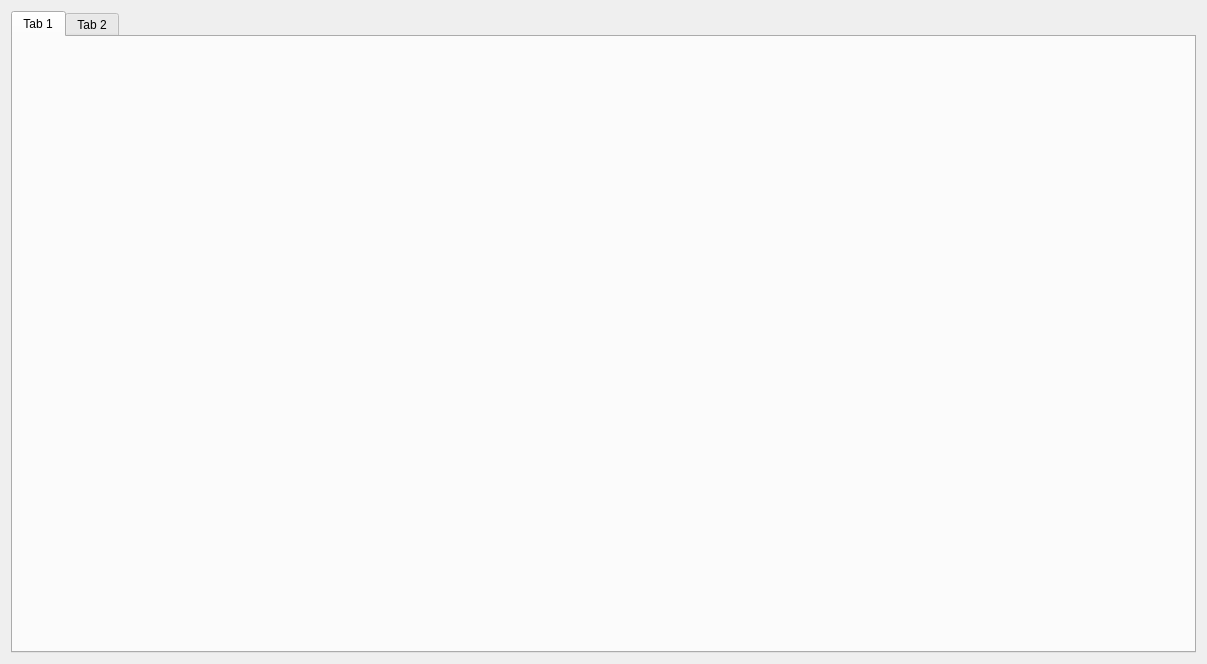
This is desktop/UI/untitled.ui in BahaaMo245205/clothing_API as Qt 5 draws it before an edit. The edited form follows.
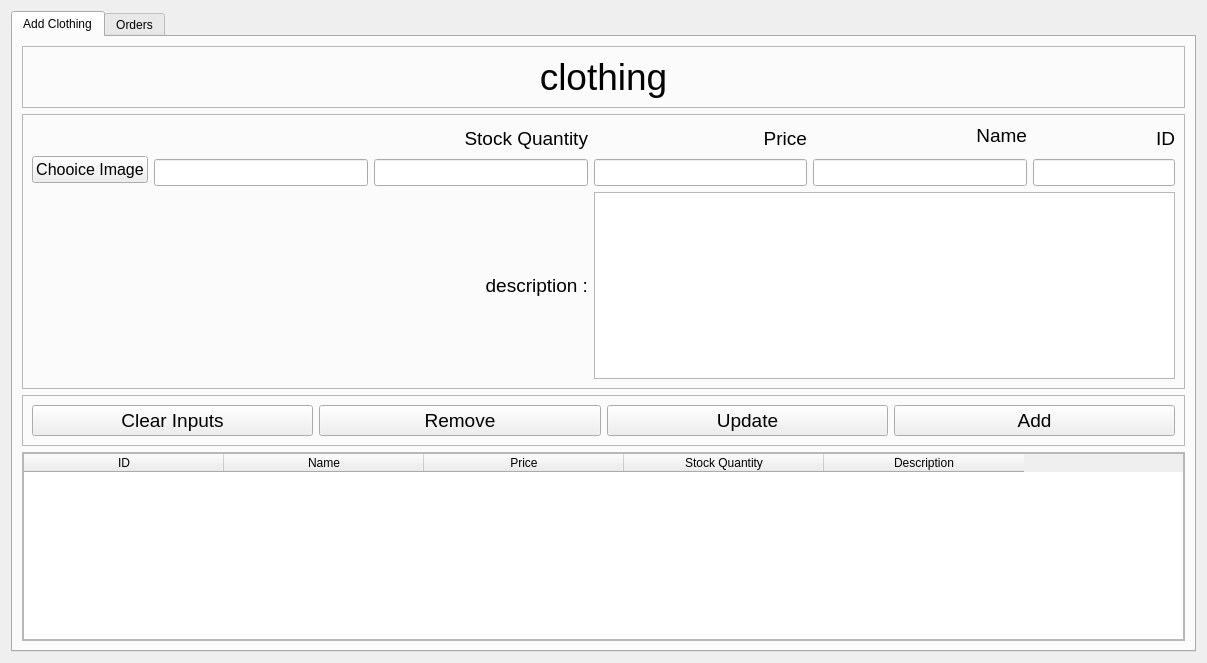
This is the edited form. The open tabs and pages were chosen to show the change. Icons and pictures are not drawn.

What changed in the file:
```diff
--- a/desktop/UI/untitled.ui
+++ b/desktop/UI/untitled.ui
@@ -7,7 +7,7 @@
     <x>0</x>
     <y>0</y>
     <width>1207</width>
-    <height>664</height>
+    <height>663</height>
    </rect>
   </property>
   <property name="windowTitle">
@@ -2218,12 +2218,319 @@
      </property>
      <widget class="QWidget" name="tab">
       <attribute name="title">
-       <string>Tab 1</string>
+       <string>Add Clothing</string>
       </attribute>
+      <layout class="QVBoxLayout" name="verticalLayout_2">
+       <item>
+        <widget class="QFrame" name="frame">
+         <property name="frameShape">
+          <enum>QFrame::StyledPanel</enum>
+         </property>
+         <property name="frameShadow">
+          <enum>QFrame::Raised</enum>
+         </property>
+         <layout class="QVBoxLayout" name="verticalLayout_3">
+          <item>
+           <widget class="QLabel" name="label">
+            <property name="font">
+             <font>
+              <pointsize>28</pointsize>
+             </font>
+            </property>
+            <property name="text">
+             <string>clothing</string>
+            </property>
+            <property name="alignment">
+             <set>Qt::AlignCenter</set>
+            </property>
+           </widget>
+          </item>
+         </layout>
+        </widget>
+       </item>
+       <item>
+        <widget class="QFrame" name="frame_2">
+         <property name="frameShape">
+          <enum>QFrame::StyledPanel</enum>
+         </property>
+         <property name="frameShadow">
+          <enum>QFrame::Raised</enum>
+         </property>
+         <layout class="QGridLayout" name="gridLayout">
+          <item row="2" column="4">
+           <widget class="QLineEdit" name="lineEdit_2">
+            <property name="font">
+             <font>
+              <pointsize>12</pointsize>
+             </font>
+            </property>
+           </widget>
+          </item>
+          <item row="0" column="4">
+           <widget class="QLabel" name="label_3">
+            <property name="font">
+             <font>
+              <pointsize>14</pointsize>
+             </font>
+            </property>
+            <property name="text">
+             <string>Name</string>
+            </property>
+            <property name="alignment">
+             <set>Qt::AlignRight|Qt::AlignTrailing|Qt::AlignVCenter</set>
+            </property>
+           </widget>
+          </item>
+          <item row="2" column="3">
+           <widget class="QLineEdit" name="lineEdit_3">
+            <property name="font">
+             <font>
+              <pointsize>12</pointsize>
+             </font>
+            </property>
+           </widget>
+          </item>
+          <item row="0" column="2" rowspan="2">
+           <widget class="QLabel" name="label_5">
+            <property name="font">
+             <font>
+              <pointsize>14</pointsize>
+             </font>
+            </property>
+            <property name="text">
+             <string>Stock Quantity</string>
+            </property>
+            <property name="alignment">
+             <set>Qt::AlignRight|Qt::AlignTrailing|Qt::AlignVCenter</set>
+            </property>
+           </widget>
+          </item>
+          <item row="0" column="6" rowspan="2">
+           <widget class="QLabel" name="label_2">
+            <property name="font">
+             <font>
+              <pointsize>14</pointsize>
+             </font>
+            </property>
+            <property name="text">
+             <string>ID</string>
+            </property>
+            <property name="alignment">
+             <set>Qt::AlignRight|Qt::AlignTrailing|Qt::AlignVCenter</set>
+            </property>
+           </widget>
+          </item>
+          <item row="0" column="3" rowspan="2">
+           <widget class="QLabel" name="label_4">
+            <property name="font">
+             <font>
+              <pointsize>14</pointsize>
+             </font>
+            </property>
+            <property name="text">
+             <string>Price</string>
+            </property>
+            <property name="alignment">
+             <set>Qt::AlignRight|Qt::AlignTrailing|Qt::AlignVCenter</set>
+            </property>
+           </widget>
+          </item>
+          <item row="2" column="2">
+           <widget class="QLineEdit" name="lineEdit_4">
+            <property name="font">
+             <font>
+              <pointsize>12</pointsize>
+             </font>
+            </property>
+           </widget>
+          </item>
+          <item row="3" column="3" colspan="4">
+           <widget class="QPlainTextEdit" name="plainTextEdit">
+            <property name="font">
+             <font>
+              <pointsize>12</pointsize>
+             </font>
+            </property>
+           </widget>
+          </item>
+          <item row="2" column="1">
+           <widget class="QLineEdit" name="lineEdit_5">
+            <property name="font">
+             <font>
+              <pointsize>12</pointsize>
+             </font>
+            </property>
+           </widget>
+          </item>
+          <item row="1" column="0" rowspan="2">
+           <widget class="QPushButton" name="pushButton">
+            <property name="font">
+             <font>
+              <pointsize>12</pointsize>
+             </font>
+            </property>
+            <property name="text">
+             <string>Chooice Image</string>
+            </property>
+           </widget>
+          </item>
+          <item row="2" column="5" colspan="2">
+           <widget class="QLineEdit" name="lineEdit">
+            <property name="font">
+             <font>
+              <pointsize>12</pointsize>
+             </font>
+            </property>
+           </widget>
+          </item>
+          <item row="3" column="2">
+           <widget class="QLabel" name="label_6">
+            <property name="font">
+             <font>
+              <pointsize>14</pointsize>
+             </font>
+            </property>
+            <property name="text">
+             <string>description :</string>
+            </property>
+            <property name="alignment">
+             <set>Qt::AlignRight|Qt::AlignTrailing|Qt::AlignVCenter</set>
+            </property>
+           </widget>
+          </item>
+         </layout>
+        </widget>
+       </item>
+       <item>
+        <widget class="QFrame" name="frame_3">
+         <property name="frameShape">
+          <enum>QFrame::StyledPanel</enum>
+         </property>
+         <property name="frameShadow">
+          <enum>QFrame::Raised</enum>
+         </property>
+         <layout class="QHBoxLayout" name="horizontalLayout">
+          <item>
+           <widget class="QPushButton" name="pushButton_5">
+            <property name="font">
+             <font>
+              <pointsize>14</pointsize>
+             </font>
+            </property>
+            <property name="text">
+             <string>Clear Inputs</string>
+            </property>
+           </widget>
+          </item>
+          <item>
+           <widget class="QPushButton" name="pushButton_4">
+            <property name="font">
+             <font>
+              <pointsize>14</pointsize>
+             </font>
+            </property>
+            <property name="text">
+             <string>Remove</string>
+            </property>
+           </widget>
+          </item>
+          <item>
+           <widget class="QPushButton" name="pushButton_3">
+            <property name="font">
+             <font>
+              <pointsize>14</pointsize>
+             </font>
+            </property>
+            <property name="text">
+             <string>Update</string>
+            </property>
+           </widget>
+          </item>
+          <item>
+           <widget class="QPushButton" name="pushButton_2">
+            <property name="font">
+             <font>
+              <pointsize>14</pointsize>
+             </font>
+            </property>
+            <property name="text">
+             <string>Add</string>
+            </property>
+           </widget>
+          </item>
+         </layout>
+        </widget>
+       </item>
+       <item>
+        <widget class="QFrame" name="frame_4">
+         <property name="frameShape">
+          <enum>QFrame::StyledPanel</enum>
+         </property>
+         <property name="frameShadow">
+          <enum>QFrame::Raised</enum>
+         </property>
+         <layout class="QVBoxLayout" name="verticalLayout_4">
+          <property name="spacing">
+           <number>0</number>
+          </property>
+          <property name="leftMargin">
+           <number>0</number>
+          </property>
+          <property name="topMargin">
+           <number>0</number>
+          </property>
+          <property name="rightMargin">
+           <number>0</number>
+          </property>
+          <property name="bottomMargin">
+           <number>0</number>
+          </property>
+          <item>
+           <widget class="QTableWidget" name="tableWidget">
+            <attribute name="horizontalHeaderMinimumSectionSize">
+             <number>50</number>
+            </attribute>
+            <attribute name="horizontalHeaderDefaultSectionSize">
+             <number>200</number>
+            </attribute>
+            <attribute name="verticalHeaderDefaultSectionSize">
+             <number>40</number>
+            </attribute>
+            <column>
+             <property name="text">
+              <string>ID</string>
+             </property>
+            </column>
+            <column>
+             <property name="text">
+              <string>Name</string>
+             </property>
+            </column>
+            <column>
+             <property name="text">
+              <string>Price</string>
+             </property>
+            </column>
+            <column>
+             <property name="text">
+              <string>Stock Quantity</string>
+             </property>
+            </column>
+            <column>
+             <property name="text">
+              <string>Description</string>
+             </property>
+            </column>
+           </widget>
+          </item>
+         </layout>
+        </widget>
+       </item>
+      </layout>
      </widget>
      <widget class="QWidget" name="tab_2">
       <attribute name="title">
-       <string>Tab 2</string>
+       <string>Orders</string>
       </attribute>
      </widget>
     </widget>
```
Left out of the diff: 5 changed lines with no effect on the pictures.
